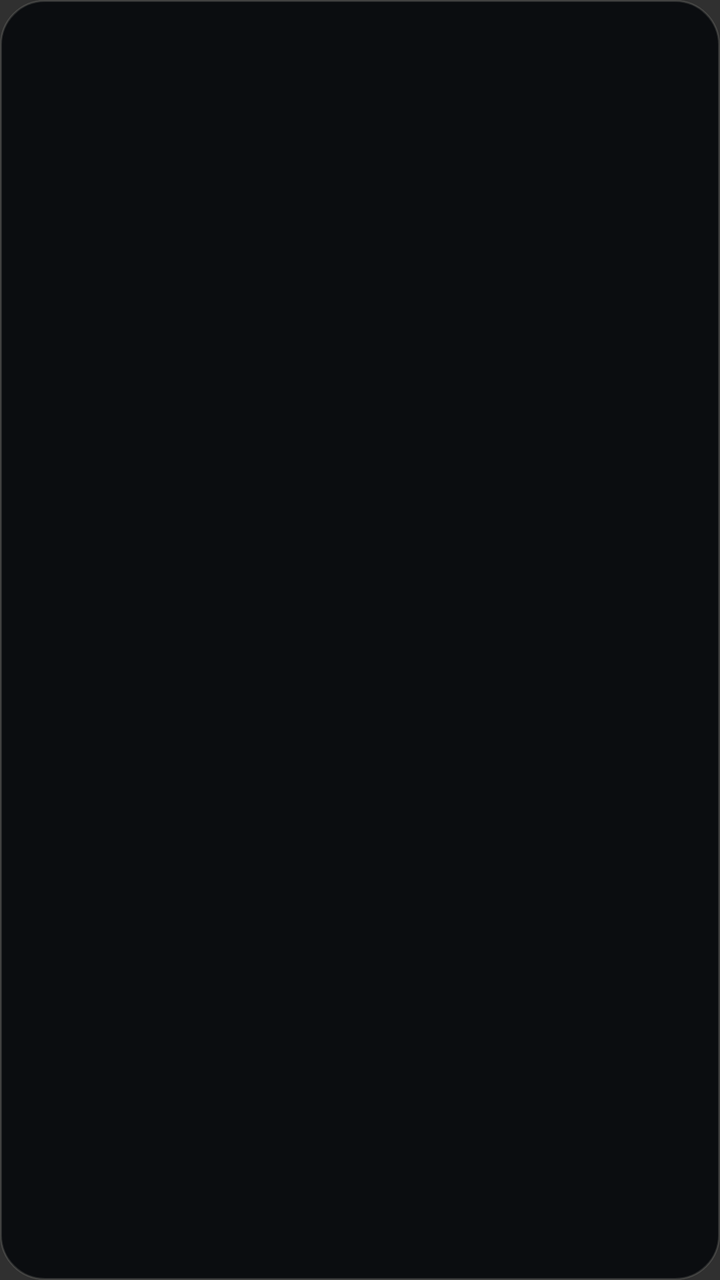
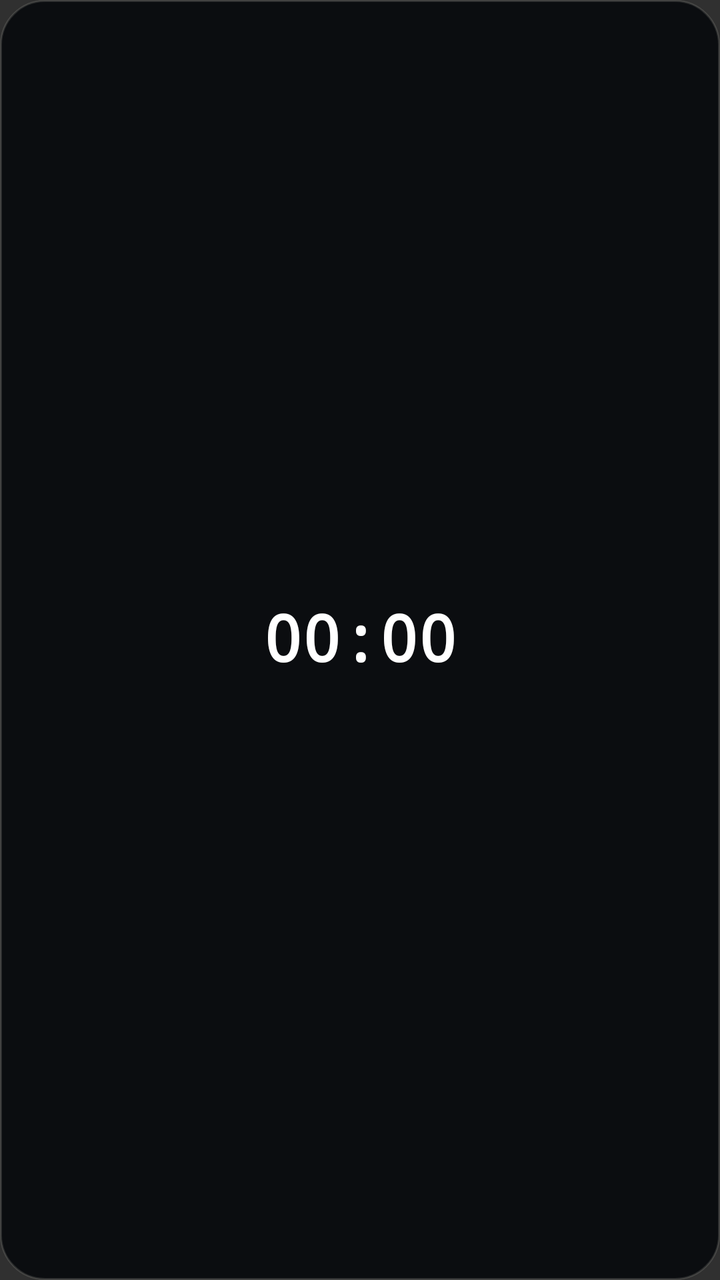

Before-and-after screenshots of an Android layout around one commit, followed by the original layout XML and the change that was made.
<!-- AndroidManifest.xml: application theme android:Theme.Material.NoActionBar -->
<!-- res/layout/widget_gatehouse.xml -->
﻿<?xml version="1.0" encoding="utf-8"?>
<FrameLayout xmlns:android="http://schemas.android.com/apk/res/android"
    android:id="@+id/widget_root"
    android:layout_width="match_parent"
    android:layout_height="match_parent"
    android:background="@drawable/widget_bg"
    android:padding="6dp">

    
    <ImageView
        android:id="@+id/widget_chronograph_img"
        android:layout_width="match_parent"
        android:layout_height="match_parent"
        android:scaleType="fitCenter"
        android:contentDescription="Shift Chronograph Dial" />

</FrameLayout>
<!-- resources referenced by this layout -->
<resources>
  <!-- drawable widget_bg (drawable) -->
  <?xml version="1.0" encoding="utf-8"?>
  <shape xmlns:android="http://schemas.android.com/apk/res/android"
      android:shape="rectangle">
      <solid android:color="#FF0B0D10" />
      <corners android:radius="22dp" />
      <stroke android:width="1dp" android:color="#22E8E4DA" />
  </shape>
</resources>

<!-- the commit's change to res/layout/widget_gatehouse.xml (unified diff, before → after) -->
@@ -1,4 +1,4 @@
-﻿<?xml version="1.0" encoding="utf-8"?>
+<?xml version="1.0" encoding="utf-8"?>
 <FrameLayout xmlns:android="http://schemas.android.com/apk/res/android"
     android:id="@+id/widget_root"
     android:layout_width="match_parent"
@@ -14,4 +14,18 @@
         android:scaleType="fitCenter"
         android:contentDescription="Shift Chronograph Dial" />
 
+    
+    <TextClock
+        android:id="@+id/widget_clock"
+        android:layout_width="wrap_content"
+        android:layout_height="wrap_content"
+        android:layout_gravity="center"
+        android:format24Hour="HH:mm"
+        android:format12Hour="HH:mm"
+        android:textColor="#FFFFFFFF"
+        android:textSize="32sp"
+        android:fontFamily="monospace"
+        android:textStyle="bold"
+        android:includeFontPadding="false" />
+
 </FrameLayout>
